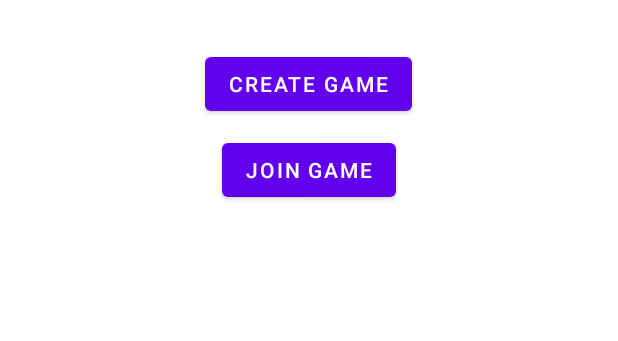
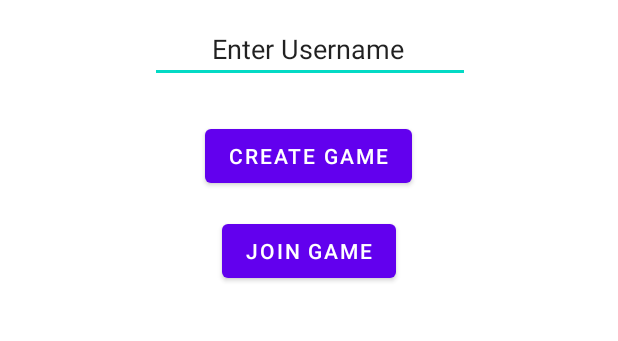
Before and after one commit to MuazShash/Manhunt, an Android app: the screen it shows after launch (Start), on a phone screen of 412 x 824 dp, the part 444-785 px from its top. Run offline under Robolectric (Android 15) with nearby library versions, the phone set to English and light mode, and no system bars; 1 statement that could not run was skipped.

Commit message:
Global player class to allow current user to be identified across different activities. Also added user to lobby in firebase realtime database on click of desired lobby.

```diff
--- a/app/src/main/AndroidManifest.xml
+++ b/app/src/main/AndroidManifest.xml
@@ -9,12 +9,14 @@
     <uses-permission android:name="android.permission.ACCESS_FINE_LOCATION" />
 
     <application
+        android:usesCleartextTraffic="true"
         android:allowBackup="true"
         android:icon="@mipmap/ic_launcher"
         android:label="@string/app_name"
         android:roundIcon="@mipmap/ic_launcher_round"
         android:supportsRtl="true"
-        android:theme="@style/Theme.Manhunt">
+        android:theme="@style/Theme.Manhunt"
+        android:name=".GlobalPlayerClass">
         <activity android:name=".Options"></activity>
         <activity android:name=".Lobby" />
         <activity android:name=".Game" />
--- a/app/src/main/java/com/example/manhunt/Start.java
+++ b/app/src/main/java/com/example/manhunt/Start.java
@@ -1,19 +1,37 @@
+
 package com.example.manhunt;
 
 import androidx.appcompat.app.AppCompatActivity;
 
 import android.content.Intent;
+import android.content.SharedPreferences;
 import android.os.Bundle;
+import android.preference.PreferenceManager;
+import android.text.Editable;
+import android.text.TextWatcher;
 import android.view.View;
 import android.widget.Button;
+import android.widget.EditText;
+
+import org.w3c.dom.Text;
 
 public class Start extends AppCompatActivity {
 
+    public static final String SHARED_PREFS = "sharedPrefs";
+    public static final String UserName = "";
+
+
     @Override
     protected void onCreate(Bundle savedInstanceState) {
+        GlobalPlayerClass globalPlayer = (GlobalPlayerClass) getApplicationContext();
+
+
+
+
         super.onCreate(savedInstanceState);
         setContentView(R.layout.activity_start);
 
+        final EditText usernameInput = (EditText)findViewById(R.id.NameInput);
         final Button JoinGame = (Button) findViewById(R.id.joinGame);
         final Button CreateGame = (Button) findViewById(R.id.createGame);
 
@@ -27,13 +45,31 @@ public class Start extends AppCompatActivity {
             }
         });
 
-
-
         JoinGame.setOnClickListener(new View.OnClickListener() {
             @Override
             public void onClick(View v) {
+                    globalPlayer.setName(usernameInput.getText().toString());
+
                     startActivity(new Intent(Start.this,ListofLobbies.class));
             }
         });
+
+        usernameInput.addTextChangedListener(new TextWatcher() {
+            @Override
+            public void beforeTextChanged(CharSequence s, int start, int count, int after) {
+
+            }
+
+            @Override
+            public void onTextChanged(CharSequence s, int start, int before, int count) {
+
+            }
+
+            @Override
+            public void afterTextChanged(Editable s) {
+
+            }
+        });
+
     }
 }
--- a/app/src/main/res/layout/activity_start.xml
+++ b/app/src/main/res/layout/activity_start.xml
@@ -12,7 +12,7 @@
         android:layout_height="wrap_content"
         android:layout_alignParentTop="true"
         android:layout_centerHorizontal="true"
-        android:layout_marginTop="272dp"
+        android:layout_marginTop="320dp"
         android:text="Create Game" />
 
     <Button
@@ -21,7 +21,7 @@
         android:layout_height="wrap_content"
         android:layout_alignParentTop="true"
         android:layout_centerHorizontal="true"
-        android:layout_marginTop="329dp"
+        android:layout_marginTop="383dp"
         android:text="Join Game" />
 
     <ImageView
@@ -29,4 +29,21 @@
         android:layout_width="wrap_content"
         android:layout_height="wrap_content"
         app:srcCompat="@drawable/logo" />
+
+    <EditText
+        android:id="@+id/NameInput"
+        android:layout_width="wrap_content"
+        android:layout_height="wrap_content"
+        android:layout_alignParentStart="true"
+        android:layout_alignParentLeft="true"
+        android:layout_alignParentBottom="false"
+        android:layout_centerHorizontal="true"
+        android:layout_marginStart="100dp"
+        android:layout_marginLeft="100dp"
+        android:layout_marginTop="250dp"
+        android:ems="10"
+        android:inputType="textPersonName"
+        android:text="        Enter Username"
+        android:visibility="visible" />
+
 </RelativeLayout>
```
Also changed, not shown: app/src/main/java/com/example/manhunt/ListofLobbies.java (+29 -5 lines), app/src/main/res/layout/listoflobbies.xml (+5 -2 lines).
